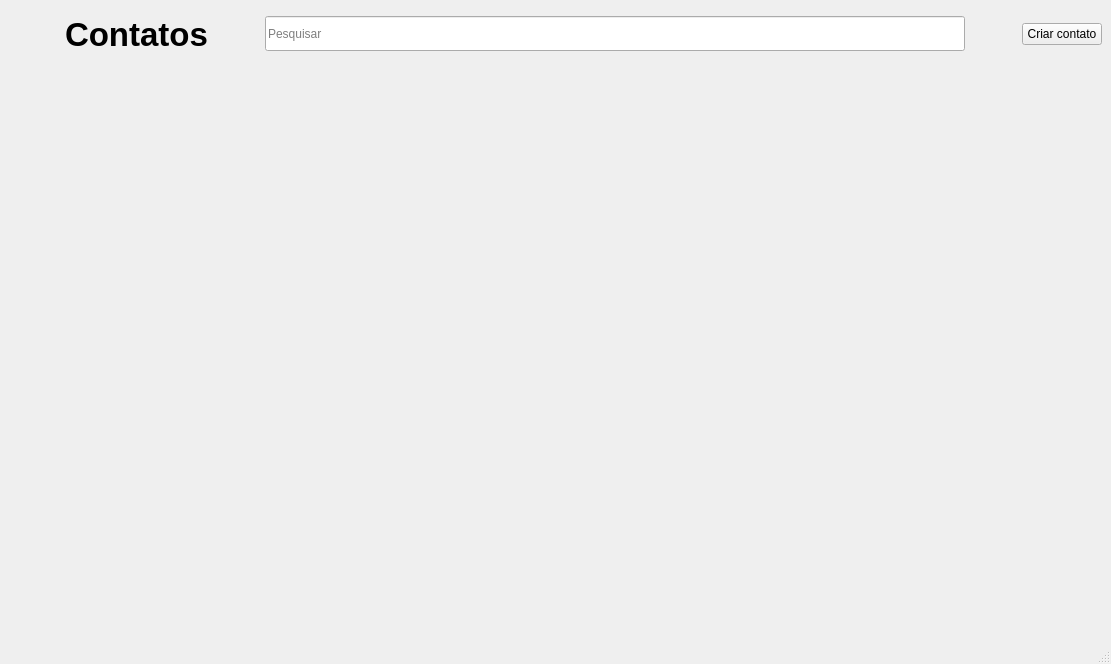
This is view/main_window.ui in rafatosta/contatos as Qt 5 draws it before an edit. The edited form follows.
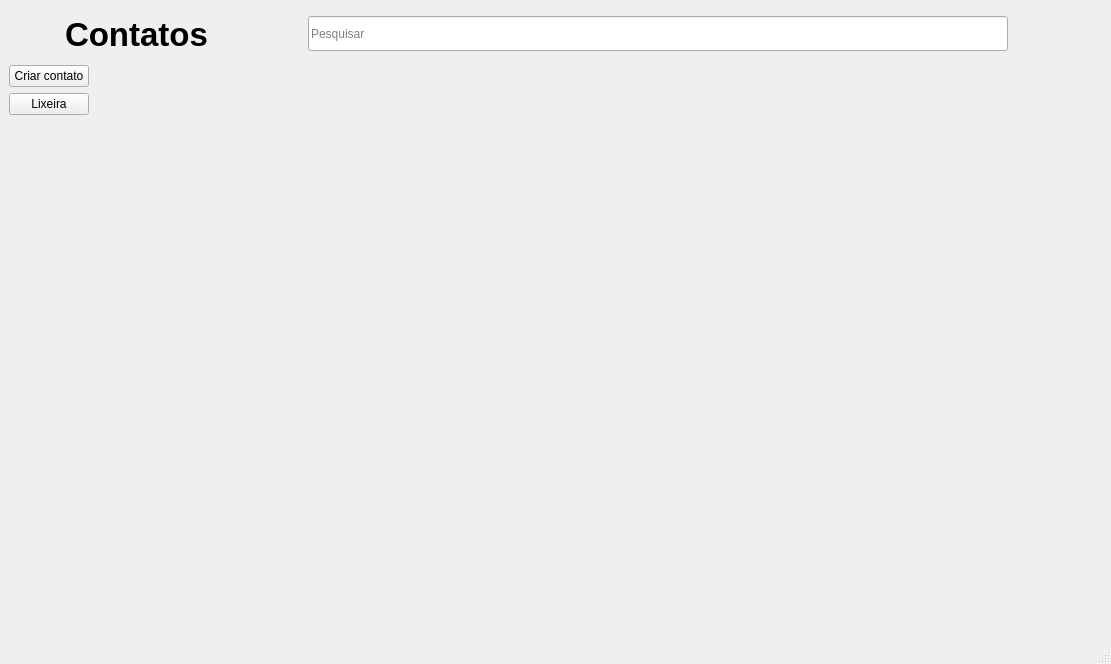
This is the edited form. Icons and pictures are not drawn.

What changed in the file:
```diff
--- a/view/main_window.ui
+++ b/view/main_window.ui
@@ -17,7 +17,7 @@
    <enum>QTabWidget::Rounded</enum>
   </property>
   <widget class="QWidget" name="centralwidget">
-   <layout class="QVBoxLayout" name="verticalLayout">
+   <layout class="QVBoxLayout" name="verticalLayout_2">
     <item>
      <layout class="QHBoxLayout" name="horizontalLayout">
       <item>
@@ -112,6 +112,12 @@
         </property>
        </spacer>
       </item>
+     </layout>
+    </item>
+    <item>
+     <layout class="QHBoxLayout" name="horizontalLayout_2">
+      <item>
+       <layout class="QVBoxLayout" name="verticalLayout">
       <item>
        <widget class="QPushButton" name="criar_contato">
         <property name="text">
@@ -132,10 +138,45 @@
         </property>
        </widget>
       </item>
+        <item>
+         <widget class="QPushButton" name="lixeira">
+          <property name="text">
+           <string>Lixeira</string>
+          </property>
+          <property name="icon">
+           <iconset>
+            <normaloff>../assets/icons/trash.png</normaloff>../assets/icons/trash.png</iconset>
+          </property>
+          <property name="iconSize">
+           <size>
+            <width>30</width>
+            <height>30</height>
+           </size>
+          </property>
+          <property name="flat">
+           <bool>false</bool>
+          </property>
+         </widget>
+        </item>
+        <item>
+         <spacer name="verticalSpacer">
+          <property name="orientation">
+           <enum>Qt::Vertical</enum>
+          </property>
+          <property name="sizeHint" stdset="0">
+           <size>
+            <width>20</width>
+            <height>40</height>
+           </size>
+          </property>
+         </spacer>
+        </item>
      </layout>
     </item>
     <item>
      <widget class="QStackedWidget" name="stackedWidget"/>
+      </item>
+     </layout>
     </item>
    </layout>
   </widget>
```
Lines whose indentation alone changed are shown as unchanged.
